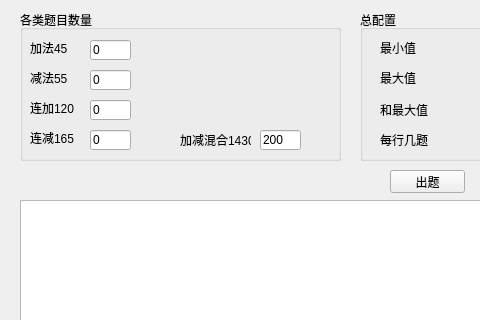
Old version of the form python/GUI-pyqt5/出题4_0/UI.ui in the repository uyaly/study2018; both pictures show x 0 to 480 and y 0 to 320 of the 572 by 862 pixel window.
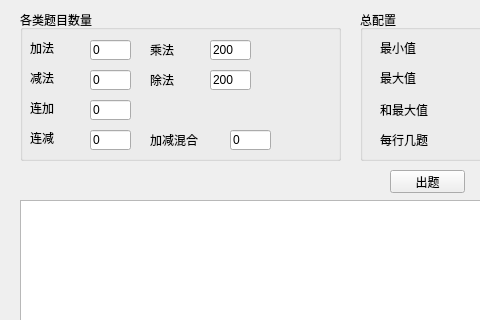
New version of the form.

Commit message: 出题4.0修改

The edit to the form file:
```diff
--- a/python/GUI-pyqt5/出题4_0/UI.ui
+++ b/python/GUI-pyqt5/出题4_0/UI.ui
@@ -42,7 +42,7 @@
       </font>
      </property>
      <property name="text">
-      <string>加法45</string>
+      <string>加法</string>
      </property>
     </widget>
     <widget class="QLineEdit" name="plus">
@@ -84,7 +84,7 @@
       </rect>
      </property>
      <property name="text">
-      <string>减法55</string>
+      <string>减法</string>
      </property>
     </widget>
     <widget class="QLabel" name="label_5">
@@ -97,7 +97,7 @@
       </rect>
      </property>
      <property name="text">
-      <string>连加120</string>
+      <string>连加</string>
      </property>
     </widget>
     <widget class="QLineEdit" name="plus2">
@@ -136,35 +136,87 @@
       </rect>
      </property>
      <property name="text">
-      <string>连减165</string>
+      <string>连减</string>
      </property>
     </widget>
     <widget class="QLabel" name="label_9">
      <property name="geometry">
       <rect>
-       <x>160</x>
+       <x>130</x>
        <y>120</y>
        <width>71</width>
        <height>20</height>
       </rect>
      </property>
      <property name="text">
-      <string>加减混合1430</string>
+      <string>加减混合</string>
      </property>
     </widget>
     <widget class="QLineEdit" name="mix2">
      <property name="geometry">
       <rect>
-       <x>240</x>
+       <x>210</x>
        <y>120</y>
        <width>41</width>
        <height>20</height>
       </rect>
      </property>
      <property name="text">
+      <string>0</string>
+     </property>
+    </widget>
+    <widget class="QLabel" name="label_11">
+     <property name="geometry">
+      <rect>
+       <x>130</x>
+       <y>60</y>
+       <width>51</width>
+       <height>20</height>
+      </rect>
+     </property>
+     <property name="text">
+      <string>除法</string>
+     </property>
+    </widget>
+    <widget class="QLineEdit" name="divi">
+     <property name="geometry">
+      <rect>
+       <x>190</x>
+       <y>60</y>
+       <width>41</width>
+       <height>20</height>
+      </rect>
+     </property>
+     <property name="text">
       <string>200</string>
      </property>
     </widget>
+    <widget class="QLineEdit" name="mult">
+     <property name="geometry">
+      <rect>
+       <x>190</x>
+       <y>30</y>
+       <width>41</width>
+       <height>20</height>
+      </rect>
+     </property>
+     <property name="text">
+      <string>200</string>
+     </property>
+    </widget>
+    <widget class="QLabel" name="label_12">
+     <property name="geometry">
+      <rect>
+       <x>130</x>
+       <y>30</y>
+       <width>51</width>
+       <height>20</height>
+      </rect>
+     </property>
+     <property name="text">
+      <string>乘法</string>
+     </property>
+    </widget>
    </widget>
    <widget class="QGroupBox" name="groupBox_2">
     <property name="geometry">
```
